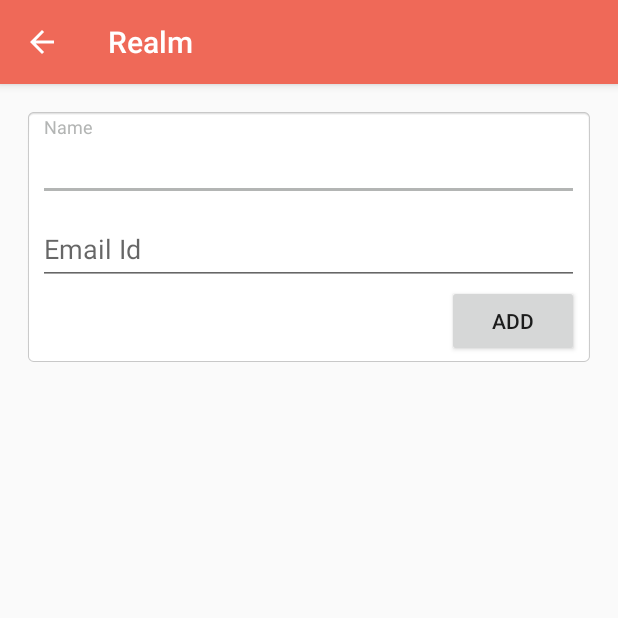
After one commit to sanjogshrestha/AccountDemo, an Android app: the RealmActivity screen opened directly, with no data from a screen before it, on a phone screen of 412 x 824 dp, the top half of it. The commit adds this screen. Run offline under Robolectric (Android 15) with nearby library versions, the phone set to English and light mode, and no system bars; our stand-ins replace ButterKnife; libraries missing offline, so code that uses them is left out: io.realm; pictures from the network do not load; 2 statements that could not run were skipped.

Commit message:
realm added

```diff
--- a/app/src/main/AndroidManifest.xml
+++ b/app/src/main/AndroidManifest.xml
@@ -5,6 +5,7 @@
     <uses-permission android:name="android.permission.INTERNET"/>
 
     <application
+        android:name=".DemoApplication"
         android:allowBackup="true"
         android:icon="@mipmap/ic_launcher"
         android:label="@string/app_name"
@@ -57,6 +58,11 @@
             android:name=".RetrofitActivity"
             android:label="@string/retrofit"
             android:parentActivityName=".MainActivity"/>
+
+        <activity
+            android:name=".RealmActivity"
+            android:label="@string/realm"
+            android:parentActivityName=".MainActivity"/>
     </application>
 
 </manifest>
--- a/app/src/main/java/np/cnblabs/accountdemo/MainActivity.java
+++ b/app/src/main/java/np/cnblabs/accountdemo/MainActivity.java
@@ -70,4 +70,8 @@ public class MainActivity extends BaseActivity {
     public void callRetrofit(View view) {
         startActivity(new Intent(this, RetrofitActivity.class));
     }
+
+    public void callRealm(View view) {
+        startActivity(this, RealmActivity.class);
+    }
 }
--- /dev/null
+++ b/app/src/main/java/np/cnblabs/accountdemo/RealmActivity.java
@@ -0,0 +1,137 @@
+package np.cnblabs.accountdemo;
+
+import android.os.Bundle;
+import android.support.annotation.NonNull;
+import android.support.annotation.Nullable;
+import android.support.design.widget.TextInputLayout;
+import android.util.Patterns;
+import android.view.View;
+import android.widget.AdapterView;
+import android.widget.EditText;
+import android.widget.ListView;
+import android.widget.Toast;
+
+import java.util.List;
+
+import butterknife.BindView;
+import butterknife.ButterKnife;
+import io.realm.Realm;
+import io.realm.Sort;
+import np.cnblabs.accountdemo.adapter.CustomRealmAdapter;
+import np.cnblabs.accountdemo.model.RealmModel;
+import np.cnblabs.accountdemo.realm.RealmMapper;
+import np.cnblabs.accountdemo.realm.RealmModelData;
+
+/**
+ * Created by sanjogstha on 11/26/17.
+ * Innovisto LLC
+ * sanjogshrestha.nepal@gmail.com
+ */
+
+public class RealmActivity extends BaseActivity {
+
+    @BindView(R.id.listView)
+    ListView listView;
+
+    @BindView(R.id.name_editText)
+    EditText name_editText;
+
+    @BindView(R.id.email_editText)
+    EditText email_editText;
+
+    @BindView(R.id.name_textInputLayout)
+    TextInputLayout name_textInputLayout;
+
+    @BindView(R.id.email_textInputLayout)
+    TextInputLayout email_textInputLayout;
+
+    private String email, name;
+    private Realm realm;
+    private List<RealmModelData> realmModelDataList;
+    private CustomRealmAdapter customRealmAdapter;
+
+    @Override
+    protected void onCreate(@Nullable Bundle savedInstanceState) {
+        super.onCreate(savedInstanceState);
+        setContentView(R.layout.activity_realm);
+        ButterKnife.bind(this);
+        realm = DemoApplication.getDefaultRealm();
+        initAdapter();
+
+        listView.setOnItemClickListener(new AdapterView.OnItemClickListener() {
+            @Override
+            public void onItemClick(AdapterView<?> adapterView, View view, final int i, long l) {
+                realm.executeTransaction(new Realm.Transaction() {
+                    @Override
+                    public void execute(@NonNull Realm realm) {
+                        RealmModelData realmModelData = realmModelDataList.get(i);
+                        realmModelData.deleteFromRealm();
+                        Toast.makeText(RealmActivity.this, "Deleted Successfully",
+                                Toast.LENGTH_SHORT).show();
+                        customRealmAdapter.notifyDataSetChanged();
+                    }
+                });
+            }
+        });
+    }
+
+    private void initAdapter() {
+        realmModelDataList = fetchData();
+        customRealmAdapter = new CustomRealmAdapter(realmModelDataList, this);
+        listView.setAdapter(customRealmAdapter);
+    }
+
+    private List<RealmModelData> fetchData() {
+        return realm.where(RealmModelData.class).findAllSorted(RealmModelData.NAME, Sort.DESCENDING);
+    }
+
+    public void addToList(View view) {
+        if(!validateName()) return;
+        if(!validateEmail()) return;
+
+        insertIntoRealm();
+
+        realmModelDataList = fetchData();
+        customRealmAdapter.notifyDataSetChanged();
+    }
+
+    private void insertIntoRealm() {
+        final RealmModel realmModel = new RealmModel(name, email);
+
+        realm.executeTransaction(new Realm.Transaction() {
+            @Override
+            public void execute(@NonNull  Realm realm) {
+                RealmMapper.toRealm(realmModel, realm);
+            }
+        });
+    }
+
+    private boolean validateEmail() {
+        email = email_editText.getText().toString();
+        if(email.isEmpty()){
+            email_textInputLayout.setErrorEnabled(true);
+            email_textInputLayout.setError(getString(R.string.empty_field));
+            return false;
+        }else {
+            if(!Patterns.EMAIL_ADDRESS.matcher(email).matches()){
+                email_textInputLayout.setErrorEnabled(true);
+                email_textInputLayout.setError(getString(R.string.invalid_email));
+                return false;
+            }
+            email_textInputLayout.setErrorEnabled(false);
+        }
+        return true;
+    }
+
+    private boolean validateName() {
+        name = name_editText.getText().toString();
+        if(name.isEmpty()){
+            name_textInputLayout.setError(getString(R.string.empty_field));
+            name_textInputLayout.setErrorEnabled(true);
+            return false;
+        }else{
+            name_textInputLayout.setErrorEnabled(false);
+        }
+        return true;
+    }
+}
--- /dev/null
+++ b/app/src/main/java/np/cnblabs/accountdemo/adapter/CustomRealmAdapter.java
@@ -0,0 +1,59 @@
+package np.cnblabs.accountdemo.adapter;
+
+import android.content.Context;
+import android.support.annotation.NonNull;
+import android.view.LayoutInflater;
+import android.view.View;
+import android.view.ViewGroup;
+import android.widget.ArrayAdapter;
+import android.widget.TextView;
+
+import java.util.List;
+
+import np.cnblabs.accountdemo.R;
+import np.cnblabs.accountdemo.realm.RealmModelData;
+
+/**
+ * Created by sanjogstha on 11/26/17.
+ * Innovisto LLC
+ * sanjogshrestha.nepal@gmail.com
+ */
+
+public class CustomRealmAdapter extends ArrayAdapter{
+    private List<RealmModelData> realmModelDataList;
+    private Context context;
+
+    public CustomRealmAdapter(List<RealmModelData> realmModelDataList,
+                              Context context) {
+        super(context, R.layout.custom_realm_view);
+        this.realmModelDataList = realmModelDataList;
+        this.context = context;
+    }
+
+    @Override
+    public int getCount() {
+        return realmModelDataList.size();
+    }
+
+    @NonNull
+    @Override
+    public View getView(int position, @NonNull View convertView, @NonNull ViewGroup parent) {
+        LayoutInflater layoutInflater =
+                (LayoutInflater) context.getSystemService(Context.LAYOUT_INFLATER_SERVICE);
+        if(layoutInflater != null) {
+            RealmModelData realmModelData = realmModelDataList.get(position);
+            convertView = layoutInflater.inflate(R.layout.custom_realm_view, parent,
+                    false);
+            CustomRealmAdapter.ViewHolder holder = new CustomRealmAdapter.ViewHolder();
+            holder.name = convertView.findViewById(R.id.nameTV);
+            holder.email = convertView.findViewById(R.id.emailTV);
+            holder.name.setText(realmModelData.getName());
+            holder.email.setText(realmModelData.getEmail());
+        }
+        return convertView;
+    }
+
+    public class ViewHolder{
+        TextView email, name;
+    }
+}
--- /dev/null
+++ b/app/src/main/res/layout/activity_realm.xml
@@ -0,0 +1,51 @@
+<?xml version="1.0" encoding="utf-8"?>
+<LinearLayout
+    xmlns:android="http://schemas.android.com/apk/res/android"
+    android:orientation="vertical"
+    android:layout_width="match_parent"
+    android:layout_margin="@dimen/dimens_16"
+    android:layout_height="match_parent">
+
+    <LinearLayout
+        android:layout_width="match_parent"
+        android:layout_height="wrap_content"
+        android:orientation="vertical"
+        android:background="@android:drawable/editbox_background">
+
+        <android.support.design.widget.TextInputLayout
+            android:id="@+id/name_textInputLayout"
+            android:layout_width="match_parent"
+            android:layout_height="wrap_content">
+            <EditText
+                android:id="@+id/name_editText"
+                android:layout_width="match_parent"
+                android:layout_height="wrap_content"
+                android:inputType="text"
+                android:hint="@string/name"/>
+        </android.support.design.widget.TextInputLayout>
+
+        <android.support.design.widget.TextInputLayout
+            android:id="@+id/email_textInputLayout"
+            android:layout_width="match_parent"
+            android:layout_height="wrap_content">
+            <EditText
+                android:id="@+id/email_editText"
+                android:layout_width="match_parent"
+                android:layout_height="wrap_content"
+                android:inputType="textEmailAddress"
+                android:hint="@string/email_id"/>
+        </android.support.design.widget.TextInputLayout>
+
+        <Button
+            android:layout_width="wrap_content"
+            android:layout_height="wrap_content"
+            android:text="@string/add"
+            android:layout_gravity="end"
+            android:onClick="addToList"/>
+    </LinearLayout>
+
+    <ListView
+        android:id="@+id/listView"
+        android:layout_width="match_parent"
+        android:layout_height="wrap_content"/>
+</LinearLayout>
--- a/app/src/main/res/values/strings.xml
+++ b/app/src/main/res/values/strings.xml
@@ -32,4 +32,6 @@
     <string name="picasso">Picasso</string>
     <string name="retrofit">Retrofit</string>
     <string name="Download">download</string>
+    <string name="realm">Realm</string>
+    <string name="name">Name</string>
 </resources>
--- a/build.gradle
+++ b/build.gradle
@@ -8,7 +8,7 @@ buildscript {
     }
     dependencies {
         classpath 'com.android.tools.build:gradle:3.0.1'
-
+        classpath "io.realm:realm-gradle-plugin:4.2.0"
         // NOTE: Do not place your application dependencies here; they belong
         // in the individual module build.gradle files
     }
```
Also changed, not shown: app/build.gradle (+13 -7 lines), app/src/main/java/np/cnblabs/accountdemo/DemoApplication.java (added, +37 -0 lines), app/src/main/java/np/cnblabs/accountdemo/model/RealmModel.java (added, +32 -0 lines), app/src/main/java/np/cnblabs/accountdemo/realm/RealmMapper.java (added, +32 -0 lines), app/src/main/java/np/cnblabs/accountdemo/realm/RealmModelData.java (added, +34 -0 lines), app/src/main/res/layout/activity_main.xml (+14 -3 lines), app/src/main/res/layout/custom_realm_view.xml (added, +24 -0 lines).
